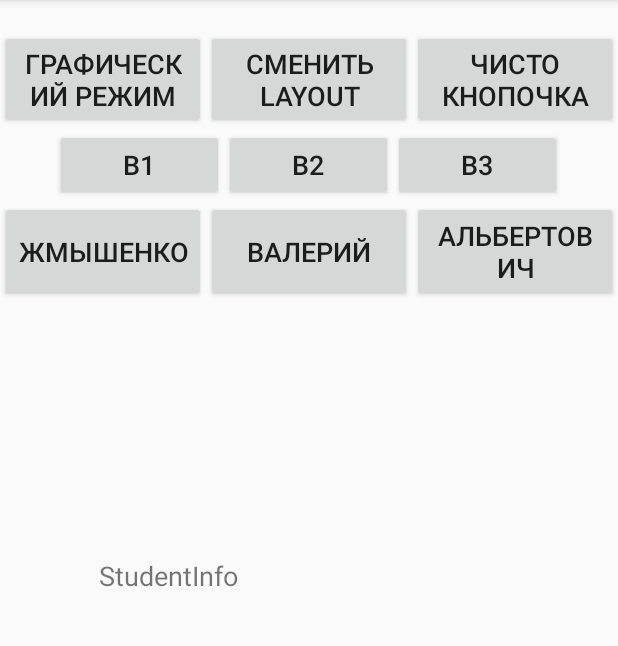
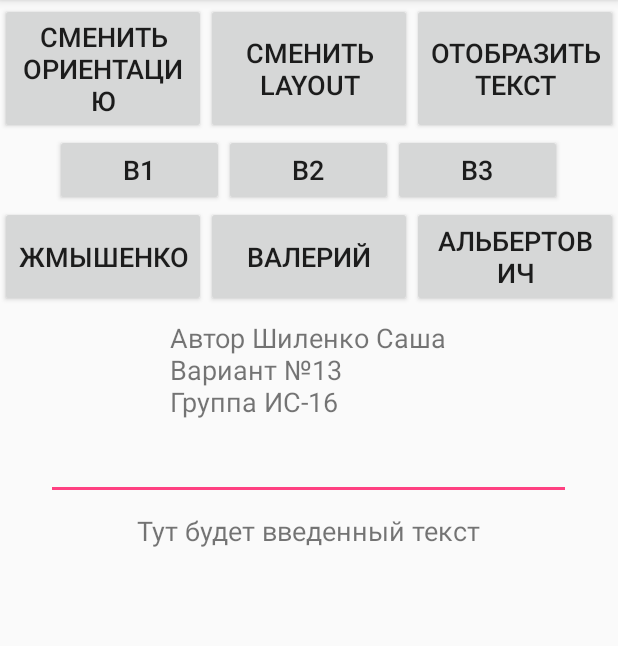
Before and after one commit to Whiner/Lab1_Android, an Android app: the screen it shows after launch (MainActivity), on a phone screen of 412 x 824 dp, the part 84-730 px from its top. Run offline under Robolectric (Android 15) with nearby library versions, the phone set to English and light mode, and no system bars.

Commit message:
1-7 пункты

```diff
--- a/app/build.gradle
+++ b/app/build.gradle
@@ -17,6 +17,10 @@ android {
             proguardFiles getDefaultProguardFile('proguard-android.txt'), 'proguard-rules.pro'
         }
     }
+    compileOptions {
+        targetCompatibility 1.8
+        sourceCompatibility 1.8
+    }
 }
 
 dependencies {
--- a/app/src/main/java/com/lab1/lab1/MainActivity.java
+++ b/app/src/main/java/com/lab1/lab1/MainActivity.java
@@ -1,15 +1,31 @@
 package com.lab1.lab1;
 
+import android.content.pm.ActivityInfo;
+import android.content.res.Configuration;
+import android.os.Bundle;
 import android.support.v7.app.AppCompatActivity;
-import android.os.Bundle;
 import android.view.Menu;
+import android.view.View;
+import android.widget.Button;
+import android.widget.TextView;
+
+import com.lab1.lab1.data.AuthorData;
 
 public class MainActivity extends AppCompatActivity {
+
+
 
     @Override
     protected void onCreate(Bundle savedInstanceState) {
         super.onCreate(savedInstanceState);
         setContentView(R.layout.activity_main);
+        init();
+    }
+
+    public void init() {
+        AuthorData authorData = new AuthorData("Саша", "Шиленко", 13, "ИС-16");
+        setStudentInfo(authorData);
+        setOnActionButtons();
     }
 
     @Override
@@ -17,4 +33,32 @@ public class MainActivity extends AppCompatActivity {
         getMenuInflater().inflate(R.menu.main_menu, menu);
         return true;
     }
+
+    private void setStudentInfo(AuthorData authorData) {
+        TextView textView = findViewById(R.id.studentInfoTV);
+        textView.setText(authorData.toString());
+    }
+
+    private void setOnActionButtons() {
+        Button landscapeButton = findViewById(R.id.landscapeModeBT);
+        landscapeButton.setOnClickListener(event -> {
+            if (getResources().getConfiguration().orientation == Configuration.ORIENTATION_PORTRAIT) {
+                setRequestedOrientation(ActivityInfo.SCREEN_ORIENTATION_LANDSCAPE);
+            } else {
+                setRequestedOrientation(ActivityInfo.SCREEN_ORIENTATION_PORTRAIT);
+            }
+        });
+
+        findViewById(R.id.showText).setOnClickListener(new ShowText(this));
+    }
+
+
+    public void changeLayout(View view) {
+        setContentView(R.layout.second);
+    }
+
+    public void returnLayout(View view) {
+        setContentView(R.layout.activity_main);
+        init();
+    }
 }
--- /dev/null
+++ b/app/src/main/java/com/lab1/lab1/ShowText.java
@@ -0,0 +1,26 @@
+package com.lab1.lab1;
+
+import android.view.View;
+import android.widget.EditText;
+import android.widget.TextView;
+import android.widget.Toast;
+
+public class ShowText implements View.OnClickListener {
+    private MainActivity activity;
+
+
+    public ShowText(MainActivity activity) {
+        this.activity = activity;
+    }
+
+    @Override
+    public void onClick(View view) {
+        TextView userTextTV = activity.findViewById(R.id.userTextTV);
+        EditText editTextPT = activity.findViewById(R.id.editText);
+        if (!editTextPT.getText().toString().replace(" ", "").equals("")) {
+            userTextTV.setText(editTextPT.getText());
+        } else {
+            Toast.makeText(activity, "Введите текст в поле", Toast.LENGTH_LONG).show();
+        }
+    }
+}
--- a/app/src/main/java/com/lab1/lab1/data/AuthorData.java
+++ b/app/src/main/java/com/lab1/lab1/data/AuthorData.java
@@ -47,4 +47,13 @@ public class AuthorData {
     public void setGroup(String group) {
         this.group = group;
     }
+
+    @Override
+    public String toString() {
+        return "Автор " +
+                surname + " " +
+                name +
+                "\nВариант №" + variant +
+                "\nГруппа " + group;
+    }
 }
--- a/app/src/main/res/layout/activity_main.xml
+++ b/app/src/main/res/layout/activity_main.xml
@@ -7,11 +7,22 @@
     tools:context=".MainActivity">
 
     <LinearLayout
-        android:layout_width="0dp"
-        android:layout_height="match_parent"
-        android:layout_marginTop="20dp"
+        android:layout_width="match_parent"
+        android:layout_height="wrap_content"
+        android:gravity="top"
         android:orientation="vertical"
         app:layout_constraintEnd_toEndOf="parent"
+        app:layout_constraintStart_toStartOf="parent"
+        app:layout_constraintTop_toTopOf="parent">
+
+        <LinearLayout
+            android:id="@+id/linearLayout"
+            android:layout_width="match_parent"
+            android:layout_height="wrap_content"
+            android:orientation="vertical"
+            android:layout_marginTop="2dp"
+            app:layout_constraintEnd_toEndOf="parent"
+            app:layout_constraintHorizontal_bias="0.0"
             app:layout_constraintStart_toStartOf="parent"
             app:layout_constraintTop_toTopOf="parent">
 
@@ -25,10 +36,8 @@
                     android:id="@+id/landscapeModeBT"
                     android:layout_width="match_parent"
                     android:layout_height="match_parent"
-                android:layout_alignParentTop="true"
-                android:layout_centerHorizontal="true"
                     android:layout_weight="1"
-                android:text="Графический режим"
+                    android:text="Сменить ориентацию"
                     android:textSize="18sp"
                     tools:layout_editor_absoluteX="91dp"
                     tools:layout_editor_absoluteY="96dp" />
@@ -37,19 +46,18 @@
                     android:id="@+id/changeLayoutBT"
                     android:layout_width="match_parent"
                     android:layout_height="match_parent"
-                android:layout_alignParentTop="true"
-                android:layout_centerHorizontal="true"
                     android:layout_weight="1"
+                    android:onClick="changeLayout"
                     android:text="Сменить layout"
                     android:textSize="18sp"
                     tools:layout_editor_absoluteY="39dp" />
 
                 <Button
-                android:id="@+id/button2"
+                    android:id="@+id/showText"
                     android:layout_width="match_parent"
                     android:layout_height="match_parent"
                     android:layout_weight="1"
-                android:text="Чисто кнопочка"
+                    android:text="Отобразить текст"
                     android:textSize="18sp" />
             </LinearLayout>
 
@@ -74,8 +82,6 @@
                         android:id="@+id/button4"
                         android:layout_width="wrap_content"
                         android:layout_height="match_parent"
-                    android:layout_alignParentTop="true"
-                    android:layout_centerHorizontal="true"
                         android:layout_weight="1"
                         android:text="B1"
                         android:textSize="18sp"
@@ -86,8 +92,6 @@
                         android:id="@+id/button5"
                         android:layout_width="wrap_content"
                         android:layout_height="match_parent"
-                    android:layout_alignParentTop="true"
-                    android:layout_centerHorizontal="true"
                         android:layout_weight="1"
                         android:text="B2"
                         android:textSize="18sp"
@@ -119,8 +123,6 @@
                     android:id="@+id/button7"
                     android:layout_width="match_parent"
                     android:layout_height="match_parent"
-                android:layout_alignParentTop="true"
-                android:layout_centerHorizontal="true"
                     android:layout_weight="1"
                     android:text="Жмышенко"
                     android:textSize="18sp"
@@ -146,25 +148,36 @@
                     android:text="Альбертович"
                     android:textSize="18sp" />
             </LinearLayout>
+
         </LinearLayout>
-
-    <RelativeLayout
-        android:layout_width="match_parent"
-        android:layout_height="match_parent"
-        app:layout_constraintBottom_toBottomOf="parent"
-        app:layout_constraintEnd_toEndOf="parent"
-        app:layout_constraintHorizontal_bias="0.0"
-        app:layout_constraintStart_toStartOf="parent"
-        app:layout_constraintTop_toTopOf="parent"
-        app:layout_constraintVertical_bias="1.0">
 
         <TextView
             android:id="@+id/studentInfoTV"
-            android:layout_width="280dp"
+            android:layout_width="wrap_content"
             android:layout_height="wrap_content"
-            android:layout_centerInParent="true"
-            android:editable="false"
+            android:layout_gravity="center"
+            android:layout_marginTop="8dp"
             android:text="StudentInfo"
             android:textSize="18sp" />
-    </RelativeLayout>
+
+        <EditText
+            android:id="@+id/editText"
+            android:layout_width="350dp"
+            android:layout_height="wrap_content"
+            android:layout_gravity="center"
+            android:layout_marginTop="8dp"
+            android:ems="10"
+            android:inputType="text" />
+
+        <TextView
+            android:id="@+id/userTextTV"
+            android:layout_width="wrap_content"
+            android:layout_height="wrap_content"
+            android:layout_gravity="center"
+            android:layout_marginTop="8dp"
+            android:text="Тут будет введенный текст"
+            android:textSize="18sp" />
+
+    </LinearLayout>
+
 </android.support.constraint.ConstraintLayout>
--- a/app/src/main/res/layout/second.xml
+++ b/app/src/main/res/layout/second.xml
@@ -3,4 +3,20 @@
     xmlns:android="http://schemas.android.com/apk/res/android" android:layout_width="match_parent"
     android:layout_height="match_parent">
 
+    <RelativeLayout
+        android:layout_width="match_parent"
+        android:layout_height="match_parent">
+
+        <Button
+            android:id="@+id/returnButton"
+            android:layout_width="203dp"
+            android:layout_height="236dp"
+            android:layout_alignParentTop="true"
+            android:layout_centerHorizontal="true"
+            android:layout_marginTop="78dp"
+            android:onClick="returnLayout"
+            android:text="Click me please"
+            android:textSize="24sp" />
+    </RelativeLayout>
+
 </android.support.constraint.ConstraintLayout>
```
Lines whose indentation alone changed are shown as unchanged.
